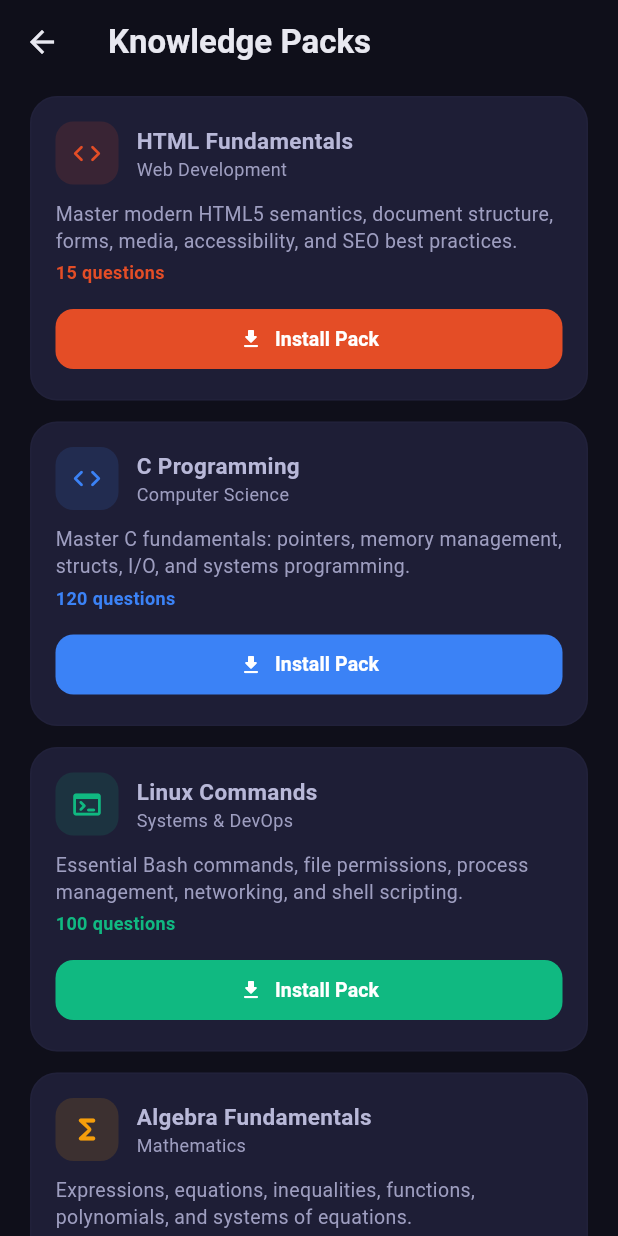
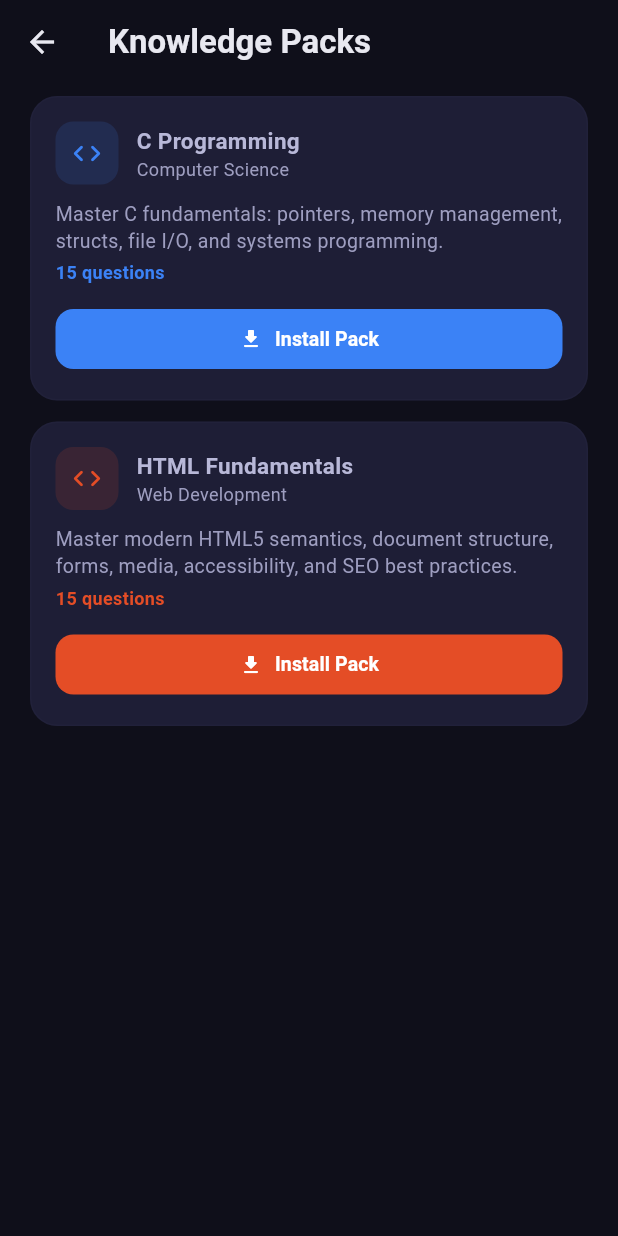
Before and after one commit to tildemark/synapse, a Flutter app: the PackBrowserScreen screen opened directly, on a phone screen of 412 x 824 dp. Run offline on Flutter 3.47's test engine with Material 3 defaults, Android fonts, the phone set to English and light mode, and no system bars; our stand-ins replace drift, flutter_riverpod, shared_preferences; accounts and stored records are empty; generated files the repository leaves out were written again.

Commit message:
feat(release): v1.0.0 -- complete universal SRS engine, C and HTML packs, landing page, and unit tests

```diff
--- a/lib/features/packs/pack_browser_screen.dart
+++ b/lib/features/packs/pack_browser_screen.dart
@@ -7,6 +7,16 @@ import '../../theme/app_theme.dart';
 // Registry of all available Knowledge Packs (bundled)
 const _kAvailablePacks = [
   _PackMeta(
+    packId: 'c_programming',
+    name: 'C Programming',
+    subject: 'Computer Science',
+    description: 'Master C fundamentals: pointers, memory management, structs, file I/O, and systems programming.',
+    iconName: 'code',
+    color: '#3B82F6',
+    questionCount: 15,
+    assetPath: 'assets/packs/pack_c_programming.json',
+  ),
+  _PackMeta(
     packId: 'html_fundamentals',
     name: 'HTML Fundamentals',
     subject: 'Web Development',
@@ -15,56 +25,6 @@ const _kAvailablePacks = [
     color: '#E44D26',
     questionCount: 15,
     assetPath: 'assets/packs/pack_html.json',
-  ),
-  _PackMeta(
-    packId: 'c_programming',
-    name: 'C Programming',
-    subject: 'Computer Science',
-    description: 'Master C fundamentals: pointers, memory management, structs, I/O, and systems programming.',
-    iconName: 'code',
-    color: '#3B82F6',
-    questionCount: 120,
-    assetPath: 'assets/packs/pack_c_programming.json',
-  ),
-  _PackMeta(
-    packId: 'linux_commands',
-    name: 'Linux Commands',
-    subject: 'Systems & DevOps',
-    description: 'Essential Bash commands, file permissions, process management, networking, and shell scripting.',
-    iconName: 'terminal',
-    color: '#10B981',
-    questionCount: 100,
-    assetPath: 'assets/packs/pack_linux_commands.json',
-  ),
-  _PackMeta(
-    packId: 'algebra_fundamentals',
-    name: 'Algebra Fundamentals',
-    subject: 'Mathematics',
-    description: 'Expressions, equations, inequalities, functions, polynomials, and systems of equations.',
-    iconName: 'functions',
-    color: '#F59E0B',
-    questionCount: 90,
-    assetPath: 'assets/packs/pack_algebra.json',
-  ),
-  _PackMeta(
-    packId: 'physics_fundamentals',
-    name: 'Physics Fundamentals',
-    subject: 'Natural Sciences',
-    description: 'Mechanics, thermodynamics, electromagnetism, waves, optics, and modern physics.',
-    iconName: 'science',
-    color: '#8B5CF6',
-    questionCount: 110,
-    assetPath: 'assets/packs/pack_physics.json',
-  ),
-  _PackMeta(
-    packId: 'excel_mastery',
-    name: 'Excel Mastery',
-    subject: 'Productivity',
-    description: 'Formulas, VLOOKUP, pivot tables, charts, Power Query, and data analysis skills.',
-    iconName: 'grid_view',
-    color: '#EF4444',
-    questionCount: 80,
-    assetPath: 'assets/packs/pack_excel.json',
   ),
 ];
 
```
Also changed, not shown: lib/services/app_time.dart (+13 -1 lines), package-lock.json (added), 6 other files.
